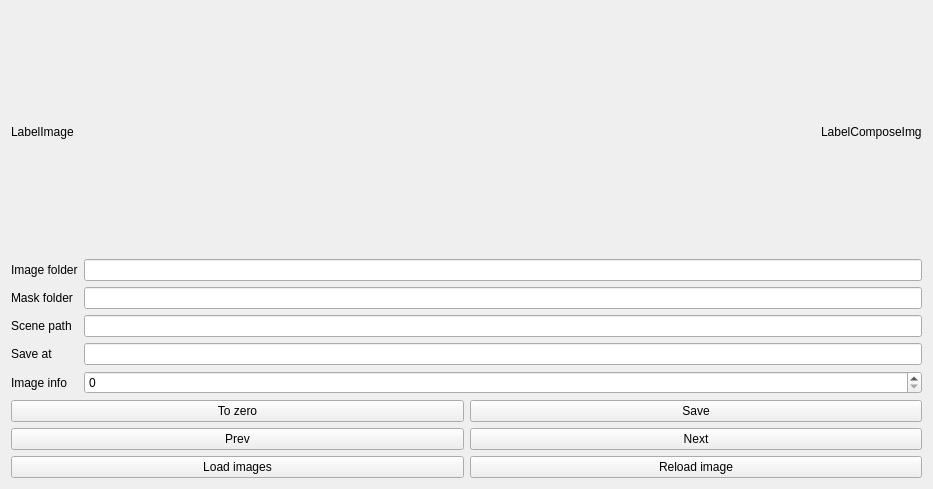
Above: image_clean_up_tool/mask_adjustment_widget.ui from stereomatchingkiss/blogCodes2 before the change. Below: the same form after it.
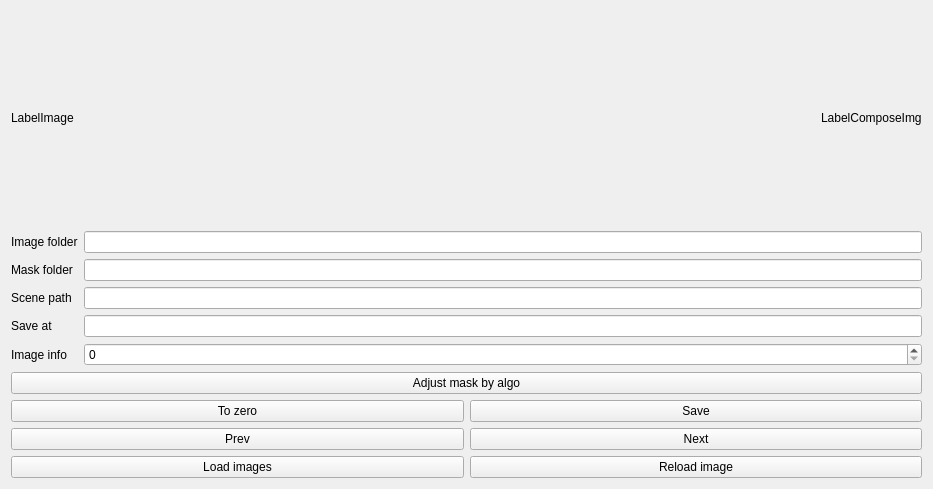
That is the form after the change. Custom widgets are drawn as their Qt base class.

Diff of the .ui file:
```diff
--- a/image_clean_up_tool/mask_adjustment_widget.ui
+++ b/image_clean_up_tool/mask_adjustment_widget.ui
@@ -108,6 +108,13 @@
      </item>
     </layout>
    </item>
+   <item>
+    <widget class="QPushButton" name="pushButtonAdjustMaskByAlgo">
+     <property name="text">
+      <string>Adjust mask by algo</string>
+     </property>
+    </widget>
+   </item>
    <item>
     <layout class="QGridLayout" name="gridLayout_2">
      <item row="0" column="1">
```
Left out of the diff: 46 changed lines with no effect on the pictures.
